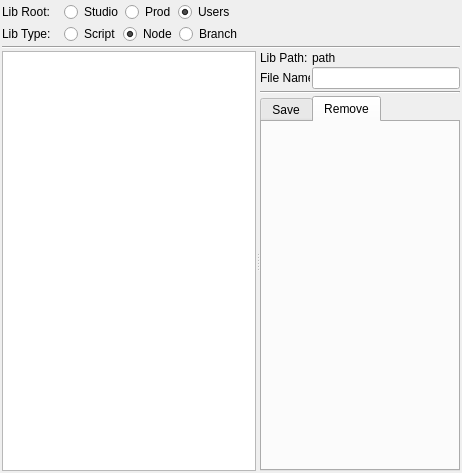
Old version of the form appli/grapher/ui/libEditor.ui in the repository snaress/bank.
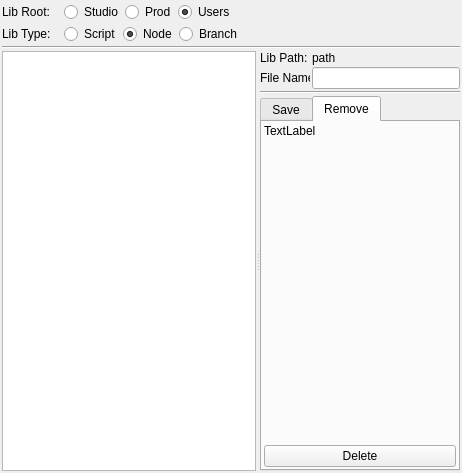
New version of the form. The open tabs and pages were chosen to show the change.

Commit message: grapher: Add LibEditor()

Diff of the .ui file:
```diff
--- a/appli/grapher/ui/libEditor.ui
+++ b/appli/grapher/ui/libEditor.ui
@@ -214,7 +214,7 @@
         </property>
        </column>
       </widget>
-      <widget class="QWidget" name="">
+      <widget class="QWidget" name="layoutWidget">
        <layout class="QVBoxLayout" name="vlEditLib">
         <property name="spacing">
          <number>2</number>
@@ -386,6 +386,44 @@
            <attribute name="title">
             <string>Remove</string>
            </attribute>
+           <layout class="QGridLayout" name="gridLayout_3">
+            <property name="margin">
+             <number>2</number>
+            </property>
+            <property name="spacing">
+             <number>2</number>
+            </property>
+            <item row="0" column="0">
+             <widget class="QLabel" name="lDelInfo">
+              <property name="text">
+               <string>TextLabel</string>
+              </property>
+              <property name="alignment">
+               <set>Qt::AlignLeading|Qt::AlignLeft|Qt::AlignVCenter</set>
+              </property>
+             </widget>
+            </item>
+            <item row="1" column="0">
+             <spacer name="verticalSpacer_2">
+              <property name="orientation">
+               <enum>Qt::Vertical</enum>
+              </property>
+              <property name="sizeHint" stdset="0">
+               <size>
+                <width>20</width>
+                <height>71</height>
+               </size>
+              </property>
+             </spacer>
+            </item>
+            <item row="2" column="0">
+             <widget class="QPushButton" name="pbDelete">
+              <property name="text">
+               <string>Delete</string>
+              </property>
+             </widget>
+            </item>
+           </layout>
           </widget>
          </widget>
         </item>
```
The commit also changes 5 other files.
